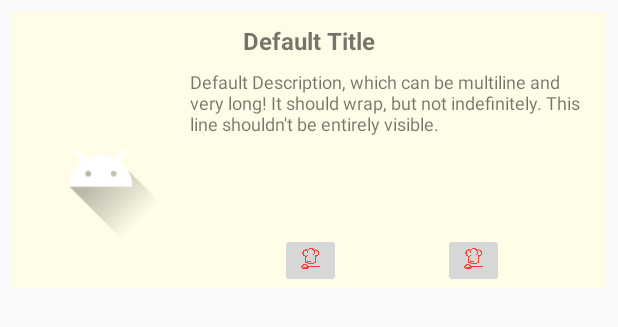
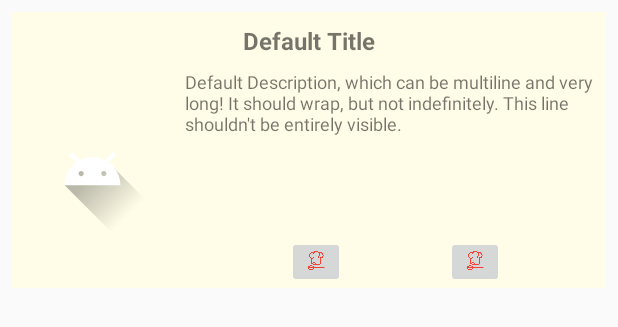
Before and after one commit to DoYeunKim/HCI_CookVentory, an Android app: the layout ingredient_item.xml on its own in the app's theme, with its tools: preview values and no code run, on a phone screen of 412 x 824 dp. Shown: the top 327 px of the screen. Run offline under Robolectric (Android 15) with nearby library versions, the phone set to English and light mode, and no system bars.

Commit message:
Made item layouts more constraint-y

```diff
--- a/app/src/main/res/layout/ingredient_item.xml
+++ b/app/src/main/res/layout/ingredient_item.xml
@@ -29,43 +29,35 @@
         <ImageView
             style="@style/item_pic"
             app:layout_constraintBottom_toBottomOf="parent"
+            app:layout_constraintEnd_toStartOf="@id/desc"
+            app:layout_constraintHorizontal_weight="1"
             app:layout_constraintStart_toStartOf="parent"
-            app:layout_constraintTop_toBottomOf="@id/name"
-            app:layout_constraintEnd_toStartOf="@id/horizontalGuide"/>
-
-        <android.support.constraint.Guideline
-            android:id="@+id/horizontalGuide"
-            android:layout_width="wrap_content"
-            android:layout_height="wrap_content"
-            android:orientation="vertical"
-            app:layout_constraintGuide_percent=".3"
-            />
+            app:layout_constraintTop_toBottomOf="@id/name" />
 
         <TextView
             style="@style/item_name"
+            app:layout_constraintEnd_toEndOf="parent"
             app:layout_constraintStart_toStartOf="parent"
-            app:layout_constraintTop_toTopOf="parent"
-            app:layout_constraintEnd_toEndOf="parent"/>
+            app:layout_constraintTop_toTopOf="parent" />
 
         <TextView
             style="@style/item_desc"
+            app:layout_constraintBottom_toTopOf="@id/buttons"
             app:layout_constraintEnd_toEndOf="parent"
+            app:layout_constraintHorizontal_weight="3"
             app:layout_constraintStart_toEndOf="@id/pic"
             app:layout_constraintTop_toBottomOf="@id/name"
-            app:layout_constraintBottom_toBottomOf="@id/guideline"/>
-
-        <android.support.constraint.Guideline
-            style="@style/guideline"
-            app:layout_constraintGuide_percent="0.8"/>
+            app:layout_constraintVertical_weight="3" />
 
         <android.support.constraint.ConstraintLayout
             android:id="@+id/buttons"
             android:layout_width="0dp"
             android:layout_height="0dp"
             app:layout_constraintBottom_toBottomOf="parent"
-            app:layout_constraintTop_toBottomOf="@id/guideline"
-            app:layout_constraintStart_toEndOf="@id/pic"
-            app:layout_constraintEnd_toEndOf="parent">
+            app:layout_constraintEnd_toEndOf="parent"
+            app:layout_constraintStart_toStartOf="@id/desc"
+            app:layout_constraintTop_toBottomOf="@id/desc"
+            app:layout_constraintVertical_weight="1">
 
             <ImageButton
                 android:id="@+id/btn1"
@@ -76,9 +68,8 @@
             <ImageButton
                 android:id="@+id/btn2"
                 style="@style/ing_button"
-                app:layout_constraintStart_toEndOf="@id/btn1"
-                app:layout_constraintEnd_toEndOf="@id/buttons"/>
+                app:layout_constraintEnd_toEndOf="@id/buttons"
+                app:layout_constraintStart_toEndOf="@id/btn1" />
         </android.support.constraint.ConstraintLayout>
-
     </android.support.constraint.ConstraintLayout>
 </android.support.v7.widget.ContentFrameLayout>
```
Also changed, not shown: app/src/main/res/layout/recipe_item.xml (+14 -23 lines).
